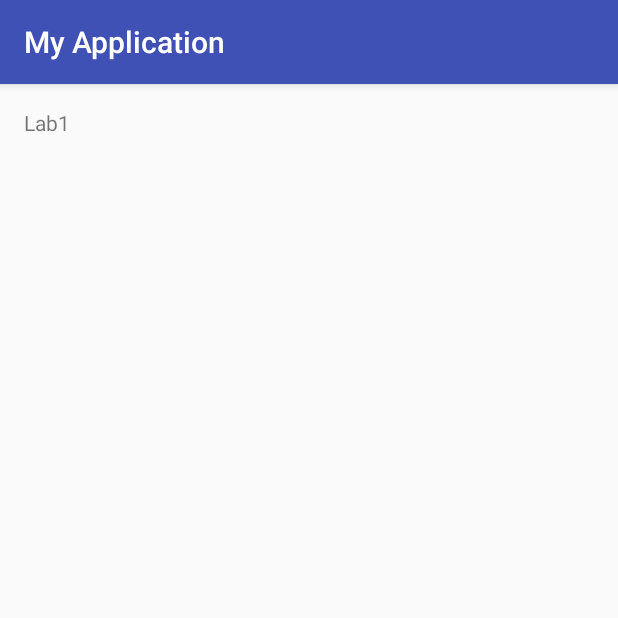
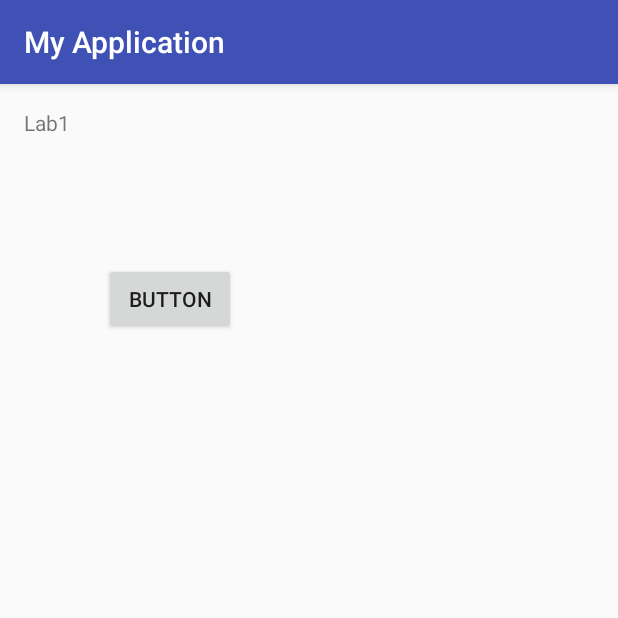
Before and after one commit to chinmay-n/MAD-Lab, an Android app: the screen it shows after launch (MainActivity), on a phone screen of 412 x 824 dp, the top half of it. Run offline under Robolectric (Android 15) with nearby library versions, the phone set to English and light mode, and no system bars.

Commit message:
Second commit

```diff
--- a/lab1/app/build.gradle
+++ b/lab1/app/build.gradle
@@ -25,5 +25,6 @@ dependencies {
         exclude group: 'com.android.support', module: 'support-annotations'
     })
     compile 'com.android.support:appcompat-v7:24.2.1'
+    compile 'com.android.support:design:24.2.1'
     testCompile 'junit:junit:4.12'
 }
--- a/lab1/app/src/main/AndroidManifest.xml
+++ b/lab1/app/src/main/AndroidManifest.xml
@@ -15,6 +15,10 @@
                 <category android:name="android.intent.category.LAUNCHER" />
             </intent-filter>
         </activity>
+        <activity
+            android:name=".Main2Activity"
+            android:label="@string/title_activity_main2"
+            android:theme="@style/AppTheme.NoActionBar"></activity>
     </application>
 
 </manifest>
--- a/lab1/app/src/main/java/com/example/student/myapplication/MainActivity.java
+++ b/lab1/app/src/main/java/com/example/student/myapplication/MainActivity.java
@@ -1,7 +1,10 @@
 package com.example.student.myapplication;
 
+import android.app.Activity;
 import android.support.v7.app.AppCompatActivity;
 import android.os.Bundle;
+import android.view.View;
+import android.widget.Button;
 
 public class MainActivity extends AppCompatActivity {
 
@@ -9,5 +12,12 @@ public class MainActivity extends AppCompatActivity {
     protected void onCreate(Bundle savedInstanceState) {
         super.onCreate(savedInstanceState);
         setContentView(R.layout.activity_main);
+        Button b= (Button) findViewById(R.id.button);
+        b.setOnClickListener(new View.OnClickListener() {
+            @Override
+            public void onClick(View view) {
+                setContentView(R.layout.content_main2);
+            }
+        });
     }
 }
--- a/lab1/app/src/main/res/layout/activity_main.xml
+++ b/lab1/app/src/main/res/layout/activity_main.xml
@@ -13,5 +13,18 @@
     <TextView
         android:layout_width="wrap_content"
         android:layout_height="wrap_content"
-        android:text="Lab1" />
+        android:text="Lab1"
+        android:id="@+id/textView" />
+
+    <Button
+        android:text="Button"
+        android:layout_width="wrap_content"
+        android:layout_height="wrap_content"
+        android:layout_below="@+id/textView"
+        android:layout_alignParentLeft="true"
+        android:layout_alignParentStart="true"
+        android:layout_marginLeft="53dp"
+        android:layout_marginStart="53dp"
+        android:layout_marginTop="84dp"
+        android:id="@+id/button" />
 </RelativeLayout>
--- /dev/null
+++ b/lab1/app/src/main/res/values-v21/styles.xml
@@ -0,0 +1,9 @@
+<resources>
+
+    <style name="AppTheme.NoActionBar">
+        <item name="windowActionBar">false</item>
+        <item name="windowNoTitle">true</item>
+        <item name="android:windowDrawsSystemBarBackgrounds">true</item>
+        <item name="android:statusBarColor">@android:color/transparent</item>
+    </style>
+</resources>
--- a/lab1/app/src/main/res/values/dimens.xml
+++ b/lab1/app/src/main/res/values/dimens.xml
@@ -2,4 +2,5 @@
     <!-- Default screen margins, per the Android Design guidelines. -->
     <dimen name="activity_horizontal_margin">16dp</dimen>
     <dimen name="activity_vertical_margin">16dp</dimen>
+    <dimen name="fab_margin">16dp</dimen>
 </resources>
--- a/lab1/app/src/main/res/values/strings.xml
+++ b/lab1/app/src/main/res/values/strings.xml
@@ -1,3 +1,4 @@
 <resources>
     <string name="app_name">My Application</string>
+    <string name="title_activity_main2">Main2Activity</string>
 </resources>
--- a/lab1/app/src/main/res/values/styles.xml
+++ b/lab1/app/src/main/res/values/styles.xml
@@ -8,4 +8,13 @@
         <item name="colorAccent">@color/colorAccent</item>
     </style>
 
+    <style name="AppTheme.NoActionBar">
+        <item name="windowActionBar">false</item>
+        <item name="windowNoTitle">true</item>
+    </style>
+
+    <style name="AppTheme.AppBarOverlay" parent="ThemeOverlay.AppCompat.Dark.ActionBar" />
+
+    <style name="AppTheme.PopupOverlay" parent="ThemeOverlay.AppCompat.Light" />
+
 </resources>
```
Also changed, not shown: lab1/app/src/main/java/com/example/student/myapplication/Main2Activity.java (added, +29 -0 lines), lab1/app/src/main/res/layout/activity_main2.xml (added, +34 -0 lines), lab1/app/src/main/res/layout/content_main2.xml (added, +16 -0 lines).
